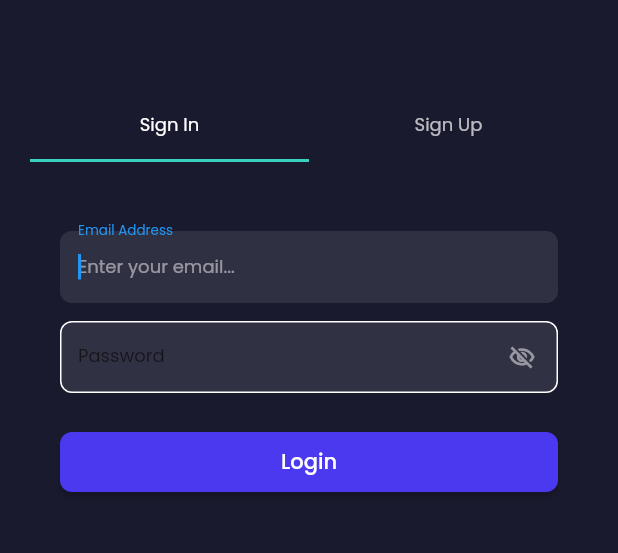
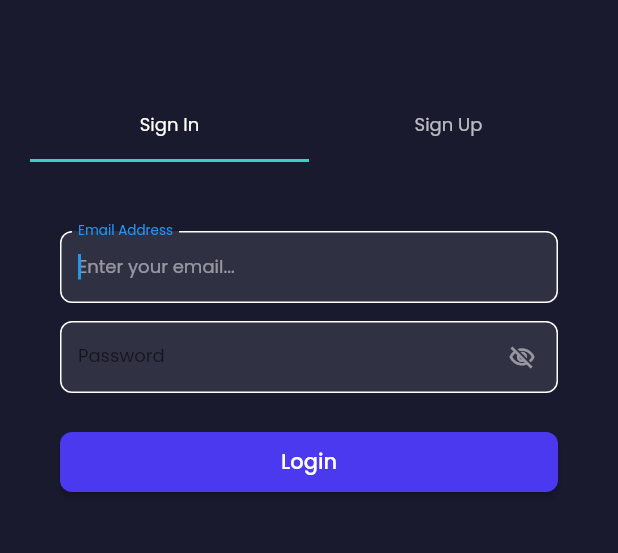
Before and after one commit to ruslan-volkhov-ew/quizApp-FlutterFlow, a Flutter app: the screen it shows after launch, on a phone screen of 412 x 824 dp, the part 213-766 px from its top. Run offline on Flutter 3.47's test engine with Material 2 defaults, Android fonts, the phone set to English and light mode, and no system bars; drawn by our look-alikes of auto_size_text, flutter_animate; our stand-ins replace built_collection, built_value, cloud_firestore, file_picker, firebase_auth, firebase_core and 16 more; missing offline and left inert: json_path, mime_type; accounts and stored records are empty.

Commit message:
Updating to latest FlutterFlow output.

```diff
--- a/lib/pages/authentication/authentication_widget.dart
+++ b/lib/pages/authentication/authentication_widget.dart
@@ -177,7 +177,7 @@ class _AuthenticationWidgetState extends State<AuthenticationWidget>
                                             ),
                                             focusedBorder: OutlineInputBorder(
                                               borderSide: BorderSide(
-                                                color: Color(0x00000000),
+                                                color: Colors.white,
                                                 width: 1.0,
                                               ),
                                               borderRadius:
@@ -245,7 +245,7 @@ class _AuthenticationWidgetState extends State<AuthenticationWidget>
                                             ),
                                             focusedBorder: OutlineInputBorder(
                                               borderSide: BorderSide(
-                                                color: Color(0x00000000),
+                                                color: Colors.white,
                                                 width: 1.0,
                                               ),
                                               borderRadius:
```
